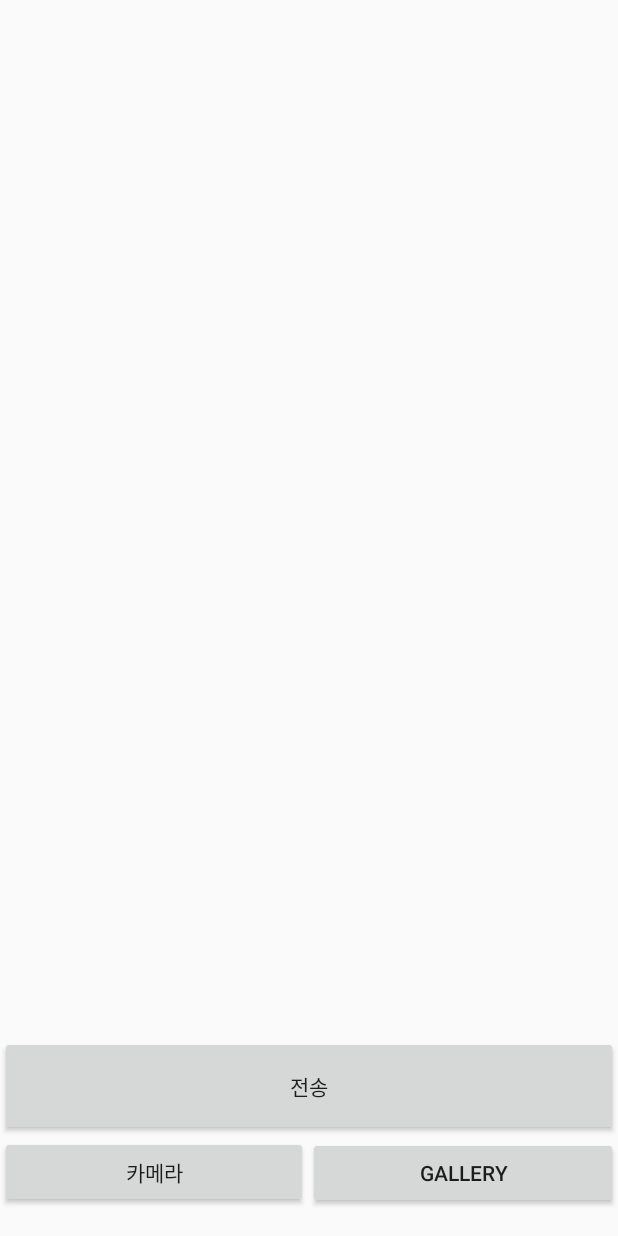
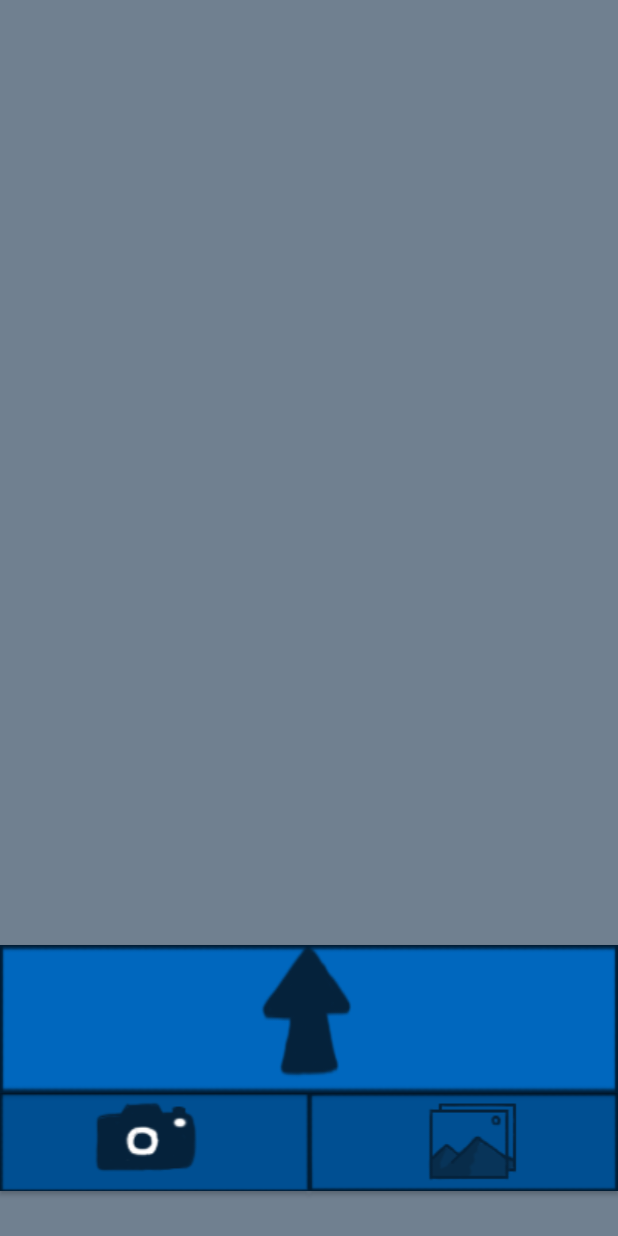
Before and after one commit to benoky/PlzFind, an Android app: the screen it shows after launch (MainActivity), on a phone screen of 412 x 824 dp. Run offline under Robolectric (Android 15) with nearby library versions, the phone set to English and light mode, and no system bars.

Commit message:
btnimg,background
Button Image add
Background color change

```diff
--- a/frontend/app/src/main/res/layout/activity_main.xml
+++ b/frontend/app/src/main/res/layout/activity_main.xml
@@ -4,40 +4,42 @@
     xmlns:tools="http://schemas.android.com/tools"
     android:layout_width="match_parent"
     android:layout_height="match_parent"
+    android:background="#708090"
     android:orientation="vertical"
     tools:context=".MainActivity">
 
     <ImageView
         android:id="@+id/ImgView1"
         android:layout_width="match_parent"
-        android:layout_height="match_parent"
-        android:layout_weight="1" />
+        android:layout_height="755dp"
+        android:layout_weight="2" />
 
     <Button
         android:id="@+id/bt_send"
         android:layout_width="match_parent"
-        android:layout_height="200dp"
-        android:layout_weight="1"
-        android:text="전송" />
+        android:layout_height="180dp"
+        android:layout_weight="1.3"
+        android:background="@drawable/sendbtnimg" />
 
     <LinearLayout
         android:layout_width="match_parent"
         android:layout_height="200dp"
-        android:layout_weight="1"
+        android:layout_weight="1.65"
         android:orientation="horizontal">
 
         <Button
             android:id="@+id/Bt_camara"
-            android:layout_width="205dp"
+            android:layout_width="wrap_content"
             android:layout_height="wrap_content"
-            android:text="카메라" />
+            android:layout_weight="1"
+            android:background="@drawable/camerabtnimg" />
 
         <Button
             android:id="@+id/Bt_gallery"
             android:layout_width="wrap_content"
             android:layout_height="wrap_content"
             android:layout_weight="1"
-            android:text="Gallery" />
+            android:background="@drawable/gallery" />
     </LinearLayout>
 
 
--- a/frontend/app/src/main/res/layout/get_imgdata.xml
+++ b/frontend/app/src/main/res/layout/get_imgdata.xml
@@ -9,8 +9,8 @@
 
     <ImageView
         android:id="@+id/GetData_Img"
-        android:layout_width="wrap_content"
-        android:layout_height="wrap_content"
+        android:layout_width="match_parent"
+        android:layout_height="match_parent"
         android:layout_weight="1"
         tools:srcCompat="@tools:sample/backgrounds/scenic" />
 
```
Also changed, not shown: frontend/app/src/main/res/drawable-v24/camerabtnimg.png (added), frontend/app/src/main/res/drawable-v24/gallery.png (added), frontend/app/src/main/res/drawable-v24/sendbtnimg.png (added).
